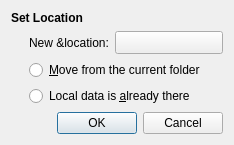
This is qt/RelocateDialog.ui in transmission/transmission as Qt 5 draws it before an edit. The edited form follows.
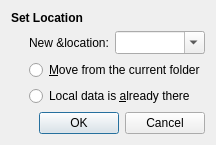
This is the edited form. The open tabs and pages were chosen to show the change. Custom widgets are drawn as their Qt base class.

Diff of the .ui file:
```diff
--- a/qt/RelocateDialog.ui
+++ b/qt/RelocateDialog.ui
@@ -42,7 +42,11 @@
      <item row="0" column="1">
       <widget class="QStackedWidget" name="newLocationStack">
        <widget class="PathButton" name="newLocationButton"/>
-       <widget class="QLineEdit" name="newLocationEdit"/>
+       <widget class="QComboBox" name="newLocationBox">
+        <property name="editable">
+         <bool>true</bool>
+        </property>
+       </widget>
       </widget>
      </item>
      <item row="1" column="0" colspan="2">
```
